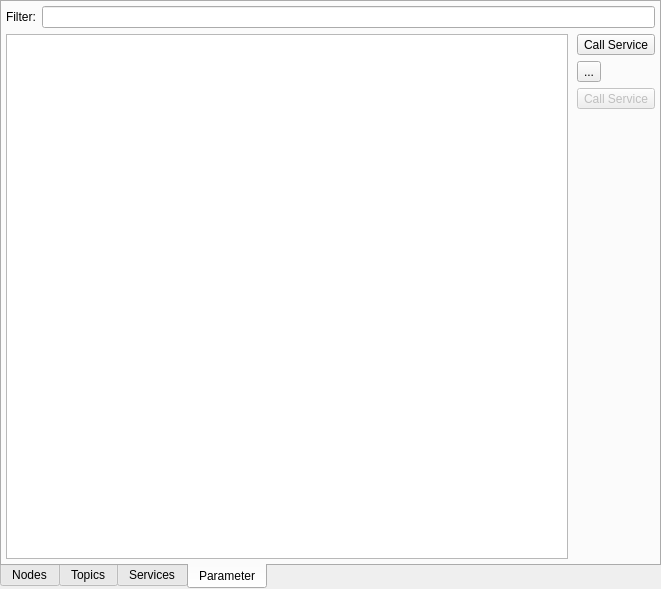
This is node_manager_fkie/src/node_manager_fkie/MasterTab.ui in gdlg-rosarch/multimaster_fkie-release as Qt 5 draws it before an edit. The edited form follows.
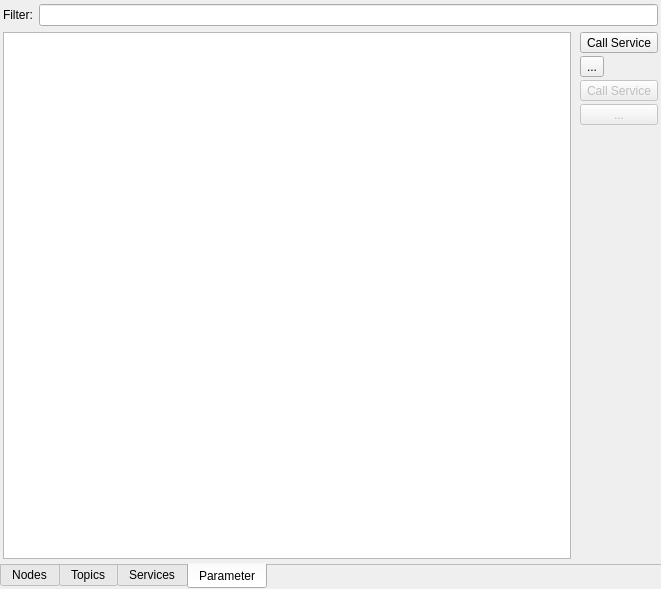
This is the edited form. The open tabs and pages were chosen to show the change. Icons and pictures are not drawn.

```diff
--- a/node_manager_fkie/src/node_manager_fkie/MasterTab.ui
+++ b/node_manager_fkie/src/node_manager_fkie/MasterTab.ui
@@ -37,6 +37,9 @@
        <height>32</height>
       </size>
      </property>
+     <property name="documentMode">
+      <bool>true</bool>
+     </property>
      <widget class="QWidget" name="tabNodes">
       <attribute name="title">
        <string>Nodes</string>
@@ -821,7 +824,16 @@
        <string>Parameter</string>
       </attribute>
       <layout class="QVBoxLayout" name="verticalLayout">
-       <property name="margin">
+       <property name="leftMargin">
+        <number>3</number>
+       </property>
+       <property name="topMargin">
+        <number>4</number>
+       </property>
+       <property name="rightMargin">
+        <number>3</number>
+       </property>
+       <property name="bottomMargin">
         <number>4</number>
        </property>
        <item>
@@ -886,6 +898,9 @@
              <enum>QFrame::Raised</enum>
             </property>
             <layout class="QVBoxLayout" name="verticalLayout_9">
+             <property name="spacing">
+              <number>3</number>
+             </property>
              <property name="leftMargin">
               <number>3</number>
              </property>
@@ -961,6 +976,35 @@
                </property>
               </widget>
              </item>
+             <item>
+              <widget class="QToolButton" name="saveParameterButton">
+               <property name="enabled">
+                <bool>false</bool>
+               </property>
+               <property name="sizePolicy">
+                <sizepolicy hsizetype="Preferred" vsizetype="Fixed">
+                 <horstretch>0</horstretch>
+                 <verstretch>0</verstretch>
+                </sizepolicy>
+               </property>
+               <property name="toolTip">
+                <string>&lt;html&gt;&lt;head/&gt;&lt;body&gt;&lt;p&gt;Saves selected parameter to a file using YAML format&lt;/p&gt;&lt;/body&gt;&lt;/html&gt;</string>
+               </property>
+               <property name="text">
+                <string>...</string>
+               </property>
+               <property name="icon">
+                <iconset resource="GUI.qrc">
+                 <normaloff>:/icons/save.png</normaloff>:/icons/save.png</iconset>
+               </property>
+               <property name="iconSize">
+                <size>
+                 <width>32</width>
+                 <height>32</height>
+                </size>
+               </property>
+              </widget>
+             </item>
              <item>
               <spacer name="verticalSpacer_5">
                <property name="orientation">
```
Left out of the diff: 56 changed lines with no effect on the pictures.
